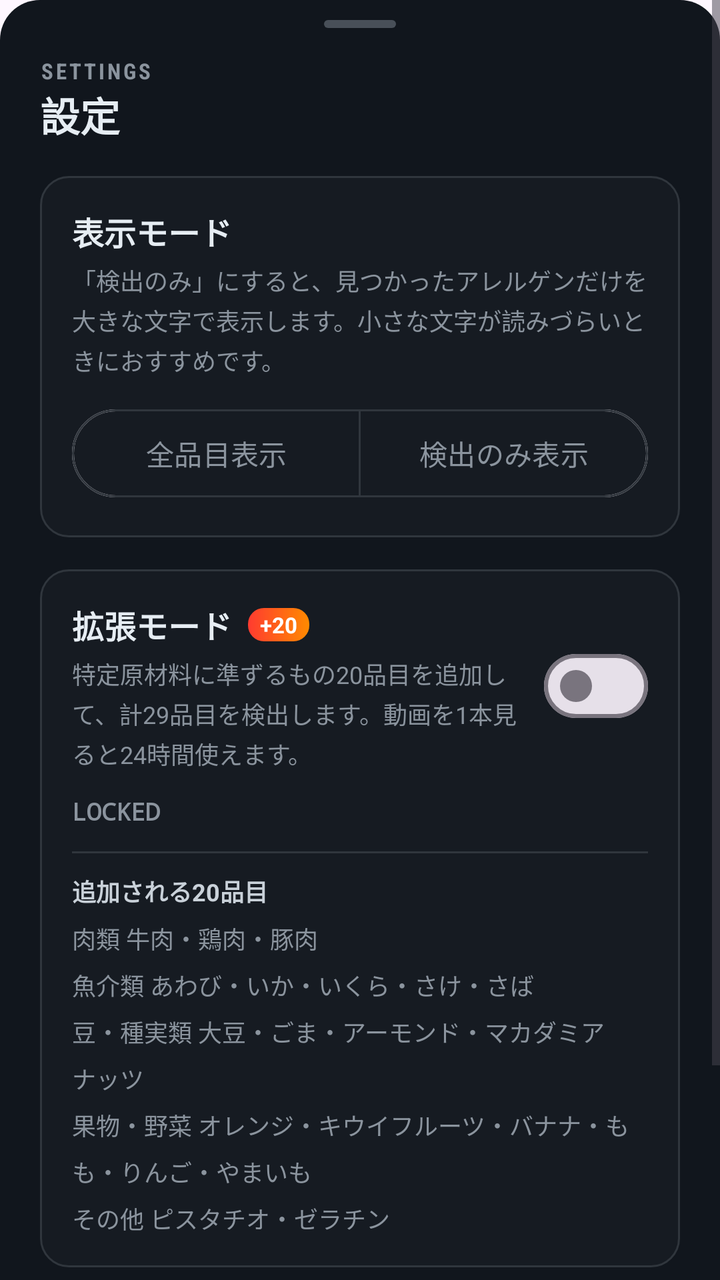
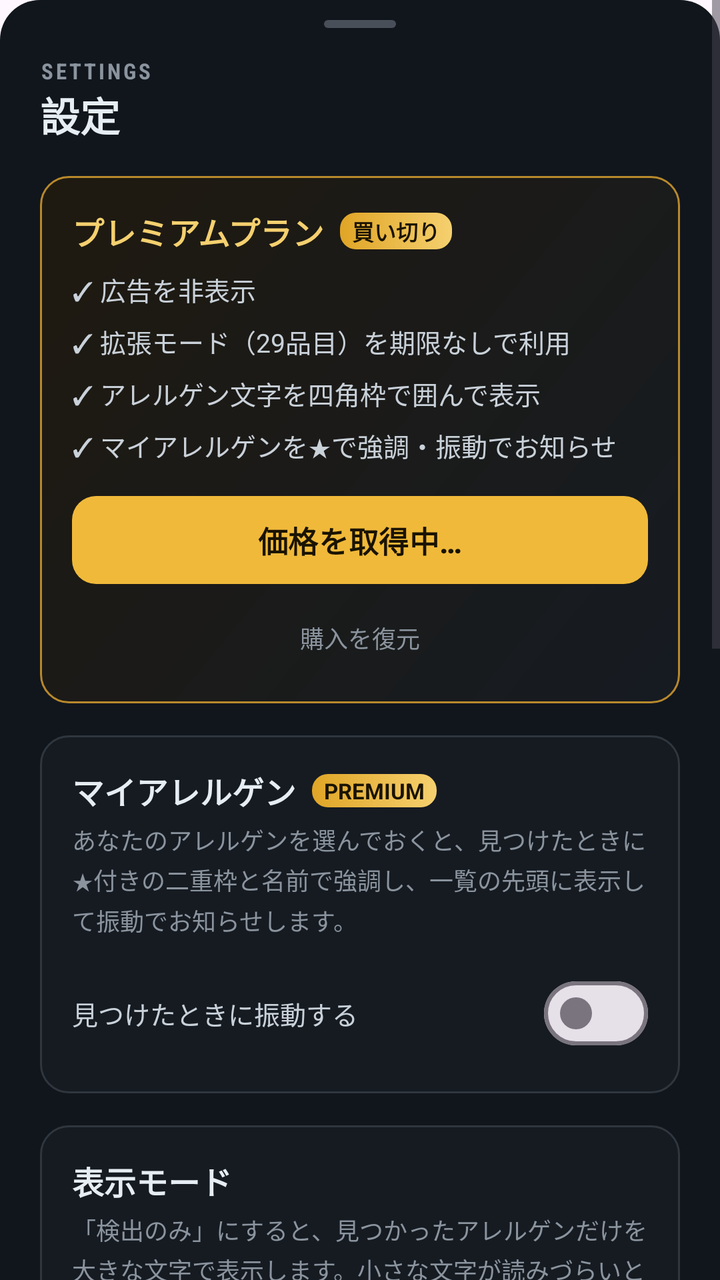

Two renders of the same Android screen: before a commit and after it. Below are the layout's source before the change and the commit's diff.
<!-- AndroidManifest.xml: application theme Theme.AiAllergyChecker -->
<!-- res/layout/dialog_settings.xml -->
<?xml version="1.0" encoding="utf-8"?>
<ScrollView xmlns:android="http://schemas.android.com/apk/res/android"
    xmlns:app="http://schemas.android.com/apk/res-auto"
    android:layout_width="match_parent"
    android:layout_height="wrap_content"
    android:background="@drawable/bg_settings_sheet">

    <LinearLayout
        android:layout_width="match_parent"
        android:layout_height="wrap_content"
        android:orientation="vertical"
        android:paddingStart="20dp"
        android:paddingTop="10dp"
        android:paddingEnd="20dp"
        android:paddingBottom="24dp">

        <View
            android:layout_width="36dp"
            android:layout_height="4dp"
            android:layout_gravity="center_horizontal"
            android:background="@drawable/bg_sheet_handle" />

        <TextView
            android:layout_width="wrap_content"
            android:layout_height="wrap_content"
            android:layout_marginTop="14dp"
            android:fontFamily="sans-serif-condensed"
            android:letterSpacing="0.12"
            android:text="SETTINGS"
            android:textColor="#8B949E"
            android:textSize="11sp"
            android:textStyle="bold" />

        <TextView
            android:layout_width="wrap_content"
            android:layout_height="wrap_content"
            android:text="@string/settings_title"
            android:textColor="#E6EDF3"
            android:textSize="20sp"
            android:textStyle="bold" />

        
        <LinearLayout
            android:layout_width="match_parent"
            android:layout_height="wrap_content"
            android:layout_marginTop="16dp"
            android:background="@drawable/bg_settings_card"
            android:orientation="vertical"
            android:padding="16dp">

            <TextView
                android:layout_width="wrap_content"
                android:layout_height="wrap_content"
                android:text="@string/settings_display_title"
                android:textColor="#E6EDF3"
                android:textSize="16sp"
                android:textStyle="bold" />

            <TextView
                android:layout_width="wrap_content"
                android:layout_height="wrap_content"
                android:layout_marginTop="4dp"
                android:lineSpacingMultiplier="1.15"
                android:text="@string/settings_display_desc"
                android:textColor="#8B949E"
                android:textSize="12sp" />

            <com.google.android.material.button.MaterialButtonToggleGroup
                android:id="@+id/toggle_display_mode"
                android:layout_width="match_parent"
                android:layout_height="wrap_content"
                android:layout_marginTop="12dp"
                app:selectionRequired="true"
                app:singleSelection="true">

                <com.google.android.material.button.MaterialButton
                    android:id="@+id/btn_display_all"
                    style="@style/Widget.Material3.Button.OutlinedButton"
                    android:layout_width="0dp"
                    android:layout_height="52dp"
                    android:layout_weight="1"
                    android:text="@string/settings_display_all"
                    android:textColor="@color/toggle_text"
                    android:textSize="14sp"
                    app:backgroundTint="@color/toggle_bg"
                    app:strokeColor="@color/toggle_stroke" />

                <com.google.android.material.button.MaterialButton
                    android:id="@+id/btn_display_detected"
                    style="@style/Widget.Material3.Button.OutlinedButton"
                    android:layout_width="0dp"
                    android:layout_height="52dp"
                    android:layout_weight="1"
                    android:text="@string/settings_display_detected"
                    android:textColor="@color/toggle_text"
                    android:textSize="14sp"
                    app:backgroundTint="@color/toggle_bg"
                    app:strokeColor="@color/toggle_stroke" />
            </com.google.android.material.button.MaterialButtonToggleGroup>
        </LinearLayout>

        
        <LinearLayout
            android:layout_width="match_parent"
            android:layout_height="wrap_content"
            android:layout_marginTop="16dp"
            android:background="@drawable/bg_settings_card"
            android:orientation="vertical"
            android:padding="16dp">

            <LinearLayout
                android:layout_width="match_parent"
                android:layout_height="wrap_content"
                android:gravity="center_vertical"
                android:orientation="horizontal">

                <LinearLayout
                    android:layout_width="0dp"
                    android:layout_height="wrap_content"
                    android:layout_weight="1"
                    android:orientation="vertical">

                    <LinearLayout
                        android:layout_width="wrap_content"
                        android:layout_height="wrap_content"
                        android:gravity="center_vertical"
                        android:orientation="horizontal">

                        <TextView
                            android:layout_width="wrap_content"
                            android:layout_height="wrap_content"
                            android:text="@string/settings_expand_title"
                            android:textColor="#E6EDF3"
                            android:textSize="16sp"
                            android:textStyle="bold" />

                        <TextView
                            android:layout_width="wrap_content"
                            android:layout_height="wrap_content"
                            android:layout_marginStart="8dp"
                            android:background="@drawable/bg_tag_plus20"
                            android:paddingStart="6dp"
                            android:paddingTop="1dp"
                            android:paddingEnd="6dp"
                            android:paddingBottom="1dp"
                            android:text="+20"
                            android:textColor="#FFFFFFFF"
                            android:textSize="11sp"
                            android:textStyle="bold" />
                    </LinearLayout>

                    <TextView
                        android:layout_width="wrap_content"
                        android:layout_height="wrap_content"
                        android:layout_marginTop="4dp"
                        android:lineSpacingMultiplier="1.15"
                        android:text="@string/settings_expand_desc"
                        android:textColor="#8B949E"
                        android:textSize="12sp" />
                </LinearLayout>

                <com.google.android.material.materialswitch.MaterialSwitch
                    android:id="@+id/switch_expand"
                    android:layout_width="wrap_content"
                    android:layout_height="wrap_content"
                    android:layout_marginStart="12dp" />
            </LinearLayout>

            
            <TextView
                android:id="@+id/text_expand_status"
                android:layout_width="match_parent"
                android:layout_height="wrap_content"
                android:layout_marginTop="12dp"
                android:fontFamily="monospace"
                android:text="LOCKED"
                android:textColor="#8B949E"
                android:textSize="12sp"
                android:textStyle="bold" />

            <View
                android:layout_width="match_parent"
                android:layout_height="1dp"
                android:layout_marginTop="12dp"
                android:layout_marginBottom="10dp"
                android:background="#FF30363D" />

            <TextView
                android:layout_width="wrap_content"
                android:layout_height="wrap_content"
                android:text="@string/settings_expand_items_header"
                android:textColor="#C9D1D9"
                android:textSize="12sp"
                android:textStyle="bold" />

            <TextView
                android:layout_width="match_parent"
                android:layout_height="wrap_content"
                android:layout_marginTop="6dp"
                android:lineSpacingMultiplier="1.35"
                android:text="@string/settings_expand_items"
                android:textColor="#8B949E"
                android:textSize="12sp" />
        </LinearLayout>

        <TextView
            android:layout_width="match_parent"
            android:layout_height="wrap_content"
            android:layout_marginTop="12dp"
            android:lineSpacingMultiplier="1.2"
            android:text="@string/settings_expand_note"
            android:textColor="#6E7681"
            android:textSize="11sp" />

        <com.google.android.material.button.MaterialButton
            android:id="@+id/btn_close_settings"
            style="@style/Widget.Material3.Button.TonalButton"
            android:layout_width="match_parent"
            android:layout_height="wrap_content"
            android:layout_marginTop="16dp"
            android:text="@string/settings_close"
            android:textColor="#FFE6EDF3"
            app:backgroundTint="#FF21262D" />
    </LinearLayout>
</ScrollView>
<!-- resources referenced by this layout -->
<resources>
  <!-- drawable bg_settings_card (drawable) -->
  <?xml version="1.0" encoding="utf-8"?>
  <shape xmlns:android="http://schemas.android.com/apk/res/android" android:shape="rectangle">
      <corners android:radius="14dp" />
      <solid android:color="#FF161B22" />
      <stroke android:width="1dp" android:color="#FF30363D" />
  </shape>
  <!-- drawable bg_settings_sheet (drawable) -->
  <?xml version="1.0" encoding="utf-8"?>
  <shape xmlns:android="http://schemas.android.com/apk/res/android" android:shape="rectangle">
      <corners android:topLeftRadius="20dp" android:topRightRadius="20dp" />
      <solid android:color="#FF11161D" />
  </shape>
  <!-- drawable bg_sheet_handle (drawable) -->
  <?xml version="1.0" encoding="utf-8"?>
  <shape xmlns:android="http://schemas.android.com/apk/res/android" android:shape="rectangle">
      <corners android:radius="2dp" />
      <solid android:color="#FF484F58" />
  </shape>
  <!-- drawable bg_tag_plus20 (drawable) -->
  <?xml version="1.0" encoding="utf-8"?>
  <shape xmlns:android="http://schemas.android.com/apk/res/android" android:shape="rectangle">
      <corners android:radius="8dp" />
      <gradient android:angle="0" android:startColor="#FFFF3B30" android:endColor="#FFFF8A00" />
  </shape>
  <string name="settings_close">閉じる</string>
  <string name="settings_display_all">全品目表示</string>
  <string name="settings_display_desc">「検出のみ」にすると、見つかったアレルゲンだけを大きな文字で表示します。小さな文字が読みづらいときにおすすめです。</string>
  <string name="settings_display_detected">検出のみ表示</string>
  <string name="settings_display_title">表示モード</string>
  <string name="settings_expand_desc">特定原材料に準ずるもの20品目を追加して、計29品目を検出します。動画を1本見ると24時間使えます。</string>
  <string name="settings_expand_items">肉類　　　牛肉・鶏肉・豚肉\n魚介類　　あわび・いか・いくら・さけ・さば\n豆・種実類　大豆・ごま・アーモンド・マカダミアナッツ\n果物・野菜　オレンジ・キウイフルーツ・バナナ・もも・りんご・やまいも\nその他　　ピスタチオ・ゼラチン</string>
  <string name="settings_expand_items_header">追加される20品目</string>
  <string name="settings_expand_note">※ 解放中はスイッチでいつでも 9品目 ⇄ 29品目 を切り替えられます。24時間が経過すると自動的に9品目に戻ります。</string>
  <string name="settings_expand_title">拡張モード</string>
  <string name="settings_title">設定</string>
  <style name="Theme.AiAllergyChecker" parent="Base.Theme.AiAllergyChecker" />
  <style name="Base.Theme.AiAllergyChecker" parent="Theme.Material3.DayNight.NoActionBar">
          
          
      </style>
</resources>

<!-- the commit's change to res/layout/dialog_settings.xml (unified diff, before → after) -->
@@ -38,6 +38,180 @@
             android:textColor="#E6EDF3"
             android:textSize="20sp"
             android:textStyle="bold" />
+
+        
+        <LinearLayout
+            android:layout_width="match_parent"
+            android:layout_height="wrap_content"
+            android:layout_marginTop="16dp"
+            android:background="@drawable/bg_premium_card"
+            android:orientation="vertical"
+            android:padding="16dp">
+
+            <LinearLayout
+                android:layout_width="wrap_content"
+                android:layout_height="wrap_content"
+                android:gravity="center_vertical"
+                android:orientation="horizontal">
+
+                <TextView
+                    android:layout_width="wrap_content"
+                    android:layout_height="wrap_content"
+                    android:text="@string/premium_title"
+                    android:textColor="#FFF5D06F"
+                    android:textSize="16sp"
+                    android:textStyle="bold" />
+
+                <TextView
+                    android:layout_width="wrap_content"
+                    android:layout_height="wrap_content"
+                    android:layout_marginStart="8dp"
+                    android:background="@drawable/bg_tag_premium"
+                    android:paddingStart="6dp"
+                    android:paddingTop="1dp"
+                    android:paddingEnd="6dp"
+                    android:paddingBottom="1dp"
+                    android:text="@string/premium_tag"
+                    android:textColor="#FF1A1300"
+                    android:textSize="11sp"
+                    android:textStyle="bold" />
+            </LinearLayout>
+
+            <TextView
+                android:layout_width="match_parent"
+                android:layout_height="wrap_content"
+                android:layout_marginTop="8dp"
+                android:lineSpacingMultiplier="1.4"
+                android:text="@string/premium_benefits"
+                android:textColor="#FFC9D1D9"
+                android:textSize="13sp" />
+
+            
+            <TextView
+                android:id="@+id/text_premium_status"
+                android:layout_width="match_parent"
+                android:layout_height="wrap_content"
+                android:layout_marginTop="12dp"
+                android:text="@string/premium_status_owned"
+                android:textColor="#FF3FB950"
+                android:textSize="13sp"
+                android:textStyle="bold"
+                android:visibility="gone" />
+
+            
+            <com.google.android.material.button.MaterialButton
+                android:id="@+id/btn_premium_buy"
+                android:layout_width="match_parent"
+                android:layout_height="52dp"
+                android:layout_marginTop="12dp"
+                android:text="@string/premium_price_loading"
+                android:textColor="#FF1A1300"
+                android:textSize="15sp"
+                android:textStyle="bold"
+                app:backgroundTint="#FFF0B93A"
+                app:cornerRadius="12dp" />
+
+            <TextView
+                android:id="@+id/btn_premium_restore"
+                android:layout_width="wrap_content"
+                android:layout_height="wrap_content"
+                android:layout_gravity="center_horizontal"
+                android:layout_marginTop="6dp"
+                android:background="?attr/selectableItemBackground"
+                android:padding="8dp"
+                android:text="@string/premium_restore"
+                android:textColor="#FF8B949E"
+                android:textSize="12sp" />
+        </LinearLayout>
+
+        
+        <LinearLayout
+            android:layout_width="match_parent"
+            android:layout_height="wrap_content"
+            android:layout_marginTop="16dp"
+            android:background="@drawable/bg_settings_card"
+            android:orientation="vertical"
+            android:padding="16dp">
+
+            <LinearLayout
+                android:layout_width="wrap_content"
+                android:layout_height="wrap_content"
+                android:gravity="center_vertical"
+                android:orientation="horizontal">
+
+                <TextView
+                    android:layout_width="wrap_content"
+                    android:layout_height="wrap_content"
+                    android:text="@string/my_allergen_title"
+                    android:textColor="#E6EDF3"
+                    android:textSize="16sp"
+                    android:textStyle="bold" />
+
+                <TextView
+                    android:layout_width="wrap_content"
+                    android:layout_height="wrap_content"
+                    android:layout_marginStart="8dp"
+                    android:background="@drawable/bg_tag_premium"
+                    android:paddingStart="6dp"
+                    android:paddingTop="1dp"
+                    android:paddingEnd="6dp"
+                    android:paddingBottom="1dp"
+                    android:text="PREMIUM"
+                    android:textColor="#FF1A1300"
+                    android:textSize="11sp"
+                    android:textStyle="bold" />
+            </LinearLayout>
+
+            <TextView
+                android:layout_width="match_parent"
+                android:layout_height="wrap_content"
+                android:layout_marginTop="4dp"
+                android:lineSpacingMultiplier="1.15"
+                android:text="@string/my_allergen_desc"
+                android:textColor="#8B949E"
+                android:textSize="12sp" />
+
+            
+            <TextView
+                android:id="@+id/text_my_allergen_lock"
+                android:layout_width="match_parent"
+                android:layout_height="wrap_content"
+                android:layout_marginTop="8dp"
+                android:text="@string/my_allergen_locked"
+                android:textColor="#FFF5D06F"
+                android:textSize="12sp"
+                android:textStyle="bold"
+                android:visibility="gone" />
+
+            
+            <LinearLayout
+                android:id="@+id/my_allergen_grid"
+                android:layout_width="match_parent"
+                android:layout_height="wrap_content"
+                android:layout_marginTop="4dp"
+                android:orientation="vertical" />
+
+            <LinearLayout
+                android:layout_width="match_parent"
+                android:layout_height="wrap_content"
+                android:layout_marginTop="10dp"
+                android:gravity="center_vertical"
+                android:orientation="horizontal">
+
+                <TextView
+                    android:layout_width="0dp"
+                    android:layout_height="wrap_content"
+                    android:layout_weight="1"
+                    android:text="@string/my_allergen_vibrate"
+                    android:textColor="#C9D1D9"
+                    android:textSize="13sp" />
+
+                <com.google.android.material.materialswitch.MaterialSwitch
+                    android:id="@+id/switch_my_vibrate"
+                    android:layout_width="wrap_content"
+                    android:layout_height="wrap_content" />
+            </LinearLayout>
+        </LinearLayout>
 
         
         <LinearLayout
@@ -150,6 +324,7 @@
                     </LinearLayout>
 
                     <TextView
+                        android:id="@+id/text_expand_desc"
                         android:layout_width="wrap_content"
                         android:layout_height="wrap_content"
                         android:layout_marginTop="4dp"
<!-- resource entries referenced after the edit -->
@@ -1,5 +1,15 @@
 <!-- resources referenced by this layout -->
 <resources>
+  <!-- drawable bg_premium_card (drawable) -->
+  <?xml version="1.0" encoding="utf-8"?>
+  <shape xmlns:android="http://schemas.android.com/apk/res/android" android:shape="rectangle">
+      <corners android:radius="14dp" />
+      <gradient
+          android:angle="315"
+          android:startColor="#FF1F1A10"
+          android:endColor="#FF161B22" />
+      <stroke android:width="1dp" android:color="#FFB8892B" />
+  </shape>
   <!-- drawable bg_settings_card (drawable) -->
   <?xml version="1.0" encoding="utf-8"?>
   <shape xmlns:android="http://schemas.android.com/apk/res/android" android:shape="rectangle">
@@ -25,15 +35,31 @@
       <corners android:radius="8dp" />
       <gradient android:angle="0" android:startColor="#FFFF3B30" android:endColor="#FFFF8A00" />
   </shape>
+  <!-- drawable bg_tag_premium (drawable) -->
+  <?xml version="1.0" encoding="utf-8"?>
+  <shape xmlns:android="http://schemas.android.com/apk/res/android" android:shape="rectangle">
+      <corners android:radius="8dp" />
+      <gradient android:angle="0" android:startColor="#FFE0A526" android:endColor="#FFF5D06F" />
+  </shape>
+  <string name="my_allergen_desc">あなたのアレルゲンを選んでおくと、見つけたときに★付きの二重枠と名前で強調し、一覧の先頭に表示して振動でお知らせします。</string>
+  <string name="my_allergen_locked">🔒 プレミアムプランで使えます</string>
+  <string name="my_allergen_title">マイアレルゲン</string>
+  <string name="my_allergen_vibrate">見つけたときに振動する</string>
+  <string name="premium_benefits">✓ 広告を非表示\n✓ 拡張モード（29品目）を期限なしで利用\n✓ アレルゲン文字を四角枠で囲んで表示\n✓ マイアレルゲンを★で強調・振動でお知らせ</string>
+  <string name="premium_price_loading">価格を取得中…</string>
+  <string name="premium_restore">購入を復元</string>
+  <string name="premium_status_owned">✓ 購入済み ─ すべてのプレミアム機能が有効です</string>
+  <string name="premium_tag">買い切り</string>
+  <string name="premium_title">プレミアムプラン</string>
   <string name="settings_close">閉じる</string>
   <string name="settings_display_all">全品目表示</string>
   <string name="settings_display_desc">「検出のみ」にすると、見つかったアレルゲンだけを大きな文字で表示します。小さな文字が読みづらいときにおすすめです。</string>
   <string name="settings_display_detected">検出のみ表示</string>
   <string name="settings_display_title">表示モード</string>
-  <string name="settings_expand_desc">特定原材料に準ずるもの20品目を追加して、計29品目を検出します。動画を1本見ると24時間使えます。</string>
+  <string name="settings_expand_desc">特定原材料に準ずるもの20品目を追加して、計29品目を検出します。動画を1本見ると1時間使えます。</string>
   <string name="settings_expand_items">肉類　　　牛肉・鶏肉・豚肉\n魚介類　　あわび・いか・いくら・さけ・さば\n豆・種実類　大豆・ごま・アーモンド・マカダミアナッツ\n果物・野菜　オレンジ・キウイフルーツ・バナナ・もも・りんご・やまいも\nその他　　ピスタチオ・ゼラチン</string>
   <string name="settings_expand_items_header">追加される20品目</string>
-  <string name="settings_expand_note">※ 解放中はスイッチでいつでも 9品目 ⇄ 29品目 を切り替えられます。24時間が経過すると自動的に9品目に戻ります。</string>
+  <string name="settings_expand_note">※ 解放中はスイッチでいつでも 9品目 ⇄ 29品目 を切り替えられます。1時間が経過しても使用中は途中で切れず、アプリを閉じたときに9品目に戻ります。</string>
   <string name="settings_expand_title">拡張モード</string>
   <string name="settings_title">設定</string>
   <style name="Theme.AiAllergyChecker" parent="Base.Theme.AiAllergyChecker" />
